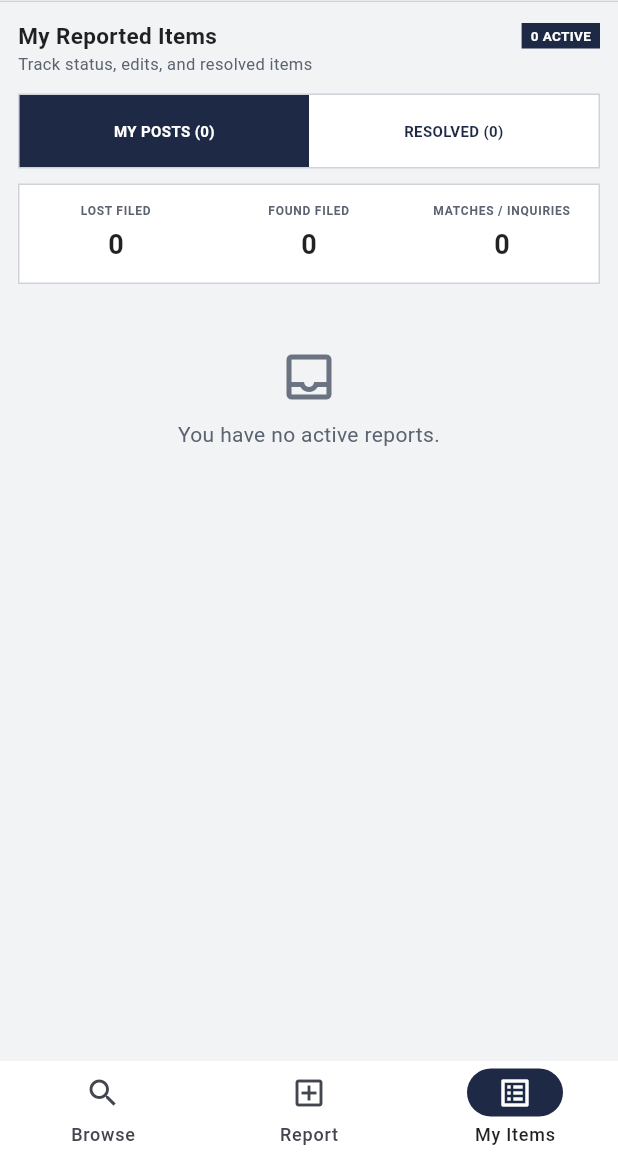
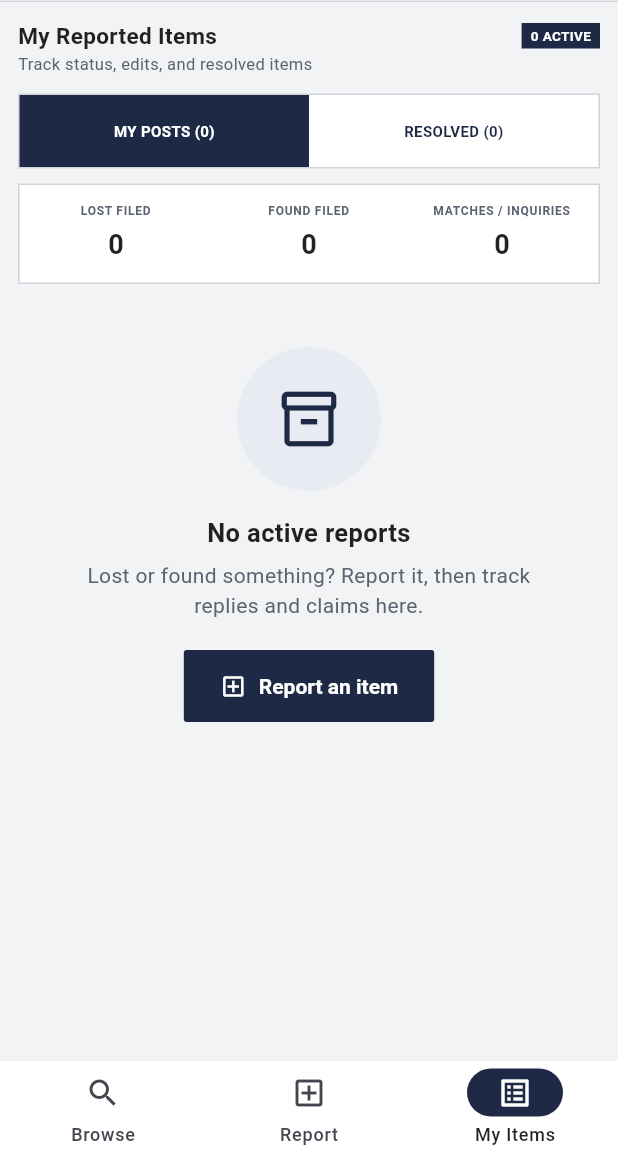
Before and after one commit to aioicchi/HAU-6ADET-FindIt, a Flutter app: the MainShell screen opened directly, item 3 of the bottom bar chosen, on a phone screen of 412 x 824 dp, the part 82-1236 px from its top. Run offline on Flutter 3.47's test engine with Material 3 defaults, Android fonts, the phone set to English and light mode, and no system bars; our stand-ins replace image_picker, share_plus, shared_preferences; accounts and stored records are empty.

Commit message:
Friendlier empty states with helpful actions

```diff
--- a/lib/features/item_details/item_details_screen.dart
+++ b/lib/features/item_details/item_details_screen.dart
@@ -27,7 +27,7 @@ class ItemDetailsScreen extends StatelessWidget {
         builder: (context, _) {
           final item = store.findItem(itemId);
           if (item == null) {
-            return Scaffold(appBar: AppBar(), body: const EmptyState('This item is no longer available.'));
+            return const MissingReport();
           }
           final isMine = item.ownerId == store.user?.id;
           final claimAt = item.claimAt;
--- a/lib/features/my_items/my_items_screen.dart
+++ b/lib/features/my_items/my_items_screen.dart
@@ -11,7 +11,10 @@ import 'widgets/posts_tab_bar.dart';
 import 'widgets/stats_row.dart';
 
 class MyItemsScreen extends StatefulWidget {
-  const MyItemsScreen({super.key});
+  const MyItemsScreen({super.key, this.onReport});
+
+  /// Opens the Report tab, offered when there are no active reports.
+  final VoidCallback? onReport;
 
   @override
   State<MyItemsScreen> createState() => _MyItemsScreenState();
@@ -61,7 +64,20 @@ class _MyItemsScreenState extends State<MyItemsScreen> {
                   ),
                   const SizedBox(height: 10),
                   if (shown.isEmpty)
-                    EmptyState(_showResolved ? 'No resolved items yet.' : 'You have no active reports.')
+                    _showResolved
+                        ? const EmptyState(
+                            "When an item is back with its owner, mark it resolved and it moves here.",
+                            title: 'Nothing resolved yet',
+                            icon: Icons.task_alt,
+                          )
+                        : EmptyState(
+                            'Lost or found something? Report it, then track replies and claims here.',
+                            title: 'No active reports',
+                            icon: Icons.inventory_2_outlined,
+                            actionLabel: 'Report an item',
+                            actionIcon: Icons.add_box_outlined,
+                            onAction: widget.onReport,
+                          )
                   else
                     for (final (i, item) in shown.indexed) FadeSlideIn(key: ValueKey(item.id), index: i, child: MyItemCard(item)),
                 ],
--- a/lib/features/shell/main_shell.dart
+++ b/lib/features/shell/main_shell.dart
@@ -45,9 +45,9 @@ class _MainShellState extends State<MainShell> {
   @override
   Widget build(BuildContext context) => Scaffold(
         body: IndexedStack(index: _index, children: [
-          const HomeScreen(),
+          HomeScreen(onReport: () => _goTo(1)),
           ReportItemScreen(onSubmitted: () => _goTo(2)),
-          const MyItemsScreen(),
+          MyItemsScreen(onReport: () => _goTo(1)),
         ]),
         bottomNavigationBar: NavigationBar(
           selectedIndex: _index,
--- a/lib/shared/widgets/empty_state.dart
+++ b/lib/shared/widgets/empty_state.dart
@@ -2,21 +2,86 @@ import 'package:flutter/material.dart';
 
 import 'package:findit/core/theme/app_colors.dart';
 
+import 'fade_slide_in.dart';
+
+/// Shown in place of an empty list or a missing page: an icon in a circle, a
+/// short [title], a [message] saying what to do, and optionally a button
+/// ([actionLabel] + [onAction]) that does it.
 class EmptyState extends StatelessWidget {
-  const EmptyState(this.message, {super.key, this.icon = Icons.inbox_outlined});
+  const EmptyState(
+    this.message, {
+    super.key,
+    this.title,
+    this.icon = Icons.inbox_outlined,
+    this.actionLabel,
+    this.actionIcon,
+    this.onAction,
+  });
 
   final String message;
+  final String? title;
   final IconData icon;
+  final String? actionLabel;
+  final IconData? actionIcon;
+  final VoidCallback? onAction;
 
   @override
-  Widget build(BuildContext context) => Padding(
-        padding: const EdgeInsets.all(32),
+  Widget build(BuildContext context) {
+    final title = this.title;
+    final label = actionLabel;
+    return FadeSlideIn(
+      child: Padding(
+        padding: const EdgeInsets.symmetric(horizontal: 24, vertical: 32),
         child: Center(
           child: Column(mainAxisSize: MainAxisSize.min, children: [
-            Icon(icon, size: 40, color: AppColors.hint),
-            const SizedBox(height: 8),
-            Text(message, textAlign: TextAlign.center, style: TextStyle(color: AppColors.muted)),
+            ExcludeSemantics(
+              child: Container(
+                width: 96,
+                height: 96,
+                decoration: BoxDecoration(color: AppColors.banner, shape: BoxShape.circle),
+                child: Icon(icon, size: 44, color: AppColors.navy),
+              ),
+            ),
+            const SizedBox(height: 16),
+            if (title != null) ...[
+              Semantics(
+                header: true,
+                child: Text(title, textAlign: TextAlign.center, style: const TextStyle(fontSize: 17, fontWeight: FontWeight.w700)),
+              ),
+              const SizedBox(height: 6),
+            ],
+            Text(message, textAlign: TextAlign.center, style: TextStyle(color: AppColors.muted, height: 1.4)),
+            if (label != null && onAction != null) ...[
+              const SizedBox(height: 20),
+              FilledButton.icon(
+                onPressed: onAction,
+                icon: Icon(actionIcon ?? Icons.arrow_forward, size: 18),
+                label: Text(label),
+                // Sized to its label, not stretched across the screen like form buttons.
+                style: FilledButton.styleFrom(minimumSize: const Size(0, 48), padding: const EdgeInsets.symmetric(horizontal: 24)),
+              ),
+            ],
           ]),
+        ),
+      ),
+    );
+  }
+}
+
+/// A whole page for a report that was deleted while it was open, or a link to one that's gone.
+class MissingReport extends StatelessWidget {
+  const MissingReport({super.key});
+
+  @override
+  Widget build(BuildContext context) => Scaffold(
+        appBar: AppBar(),
+        body: EmptyState(
+          'It may have been deleted by the person who reported it.',
+          title: 'This report is gone',
+          icon: Icons.search_off,
+          actionLabel: 'Go back',
+          actionIcon: Icons.arrow_back,
+          onAction: () => Navigator.maybePop(context),
         ),
       );
 }
```
Also changed, not shown: lib/features/chat/chat_screen.dart (+8 -2 lines), lib/features/home/home_screen.dart (+38 -2 lines), lib/features/notifications/notifications_screen.dart (+7 -1 lines), 1 other file.
